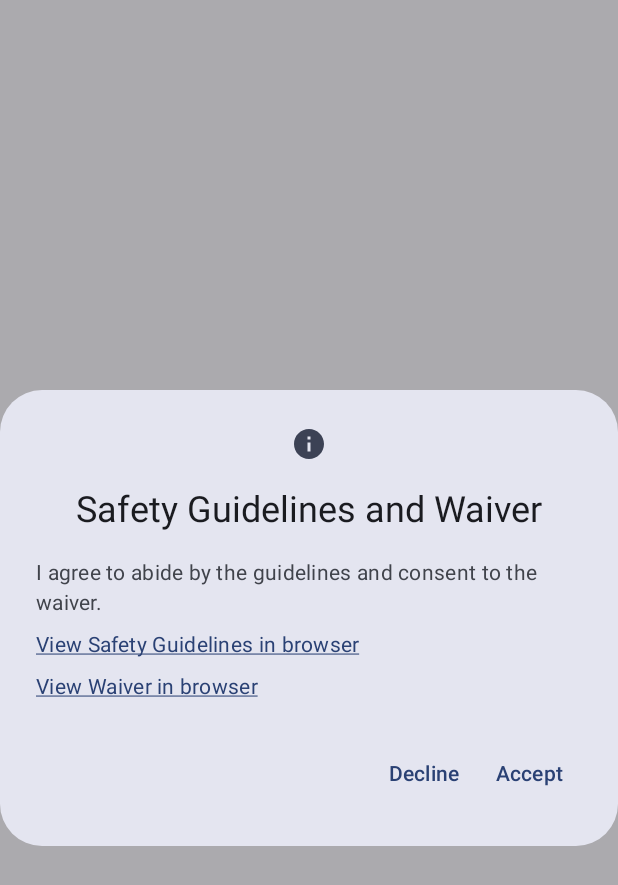
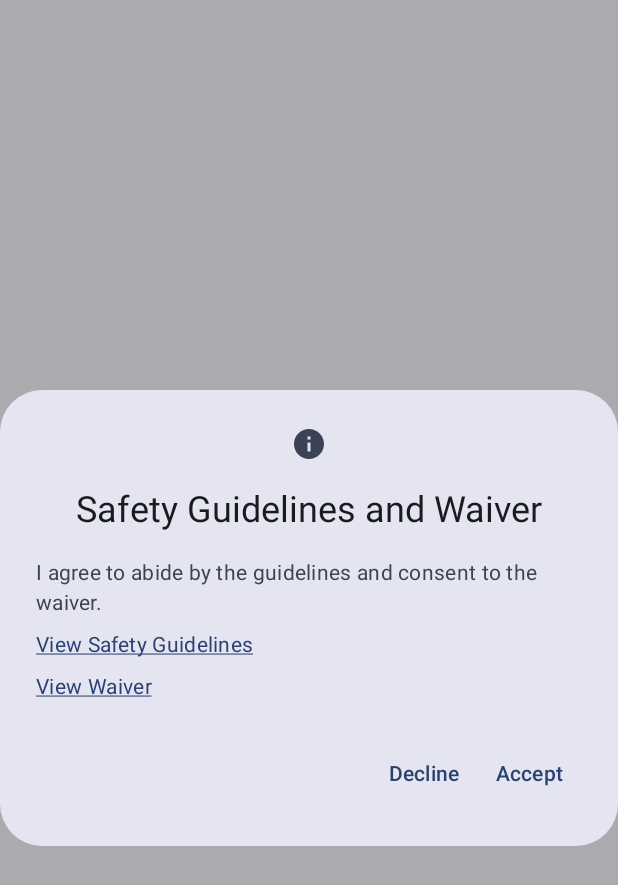
Before and after one commit to WalkingForRochester/MobileApplication, an Android app built with Jetpack Compose: the composable GuidelinesDialog shown on its own in the app's theme, on a phone screen of 412 x 824 dp. Shown: the top 885 px of the screen. Run offline under Robolectric (Android 15) with nearby library versions, the phone set to English and light mode, and no system bars; our stand-ins replace Dagger/Hilt's generated code, EventBus, Timber; 3 statements that could not run were skipped.

Commit message:
Update safety/waiver dialog to use string resources

```diff
--- a/app/src/main/java/com/walkingforrochester/walkingforrochester/android/ui/composable/logawalk/GuidelinesDialog.kt
+++ b/app/src/main/java/com/walkingforrochester/walkingforrochester/android/ui/composable/logawalk/GuidelinesDialog.kt
@@ -59,7 +59,7 @@ fun GuidelinesDialog(
                         uriHandler.openUri(guidelinesUrl)
                         logAWalkViewModel.onGuidelinesLinkClick()
                     },
-                    text = "View Safety Guidelines in browser",
+                    text = stringResource(id = R.string.view_safety_guidelines),
                     color = MaterialTheme.colorScheme.primary,
                     textDecoration = TextDecoration.Underline
                 )
@@ -68,7 +68,7 @@ fun GuidelinesDialog(
                         uriHandler.openUri(waiverUrl)
                         logAWalkViewModel.onGuidelinesLinkClick()
                     },
-                    text = "View Waiver in browser",
+                    text = stringResource(id = R.string.view_waiver),
                     color = MaterialTheme.colorScheme.primary,
                     textDecoration = TextDecoration.Underline
                 )
@@ -90,7 +90,7 @@ fun PreviewGuidelinesDialog() {
                         text = stringResource(R.string.safety_guidelines_dialog)
                     )
                     Text(
-                        text = "View Safety Guidelines in browser",
+                        text = stringResource(id = R.string.view_safety_guidelines),
                         color = MaterialTheme.colorScheme.primary,
                         textDecoration = TextDecoration.Underline
                     )
--- a/app/src/main/res/values/strings.xml
+++ b/app/src/main/res/values/strings.xml
@@ -81,6 +81,9 @@
 
 
     <string name="walk_dialog_title">Safety Guidelines and Waiver</string>
+    <string name="view_safety_guidelines">View Safety Guidelines</string>
+    <string name="view_waiver">View Waiver</string>
+
     <string name="did_you_pick_up_litter">Did you pick up litter?</string>
     <string name="continue_walking">Continue\nWalking</string>
     <string name="discard">Discard</string>
```
